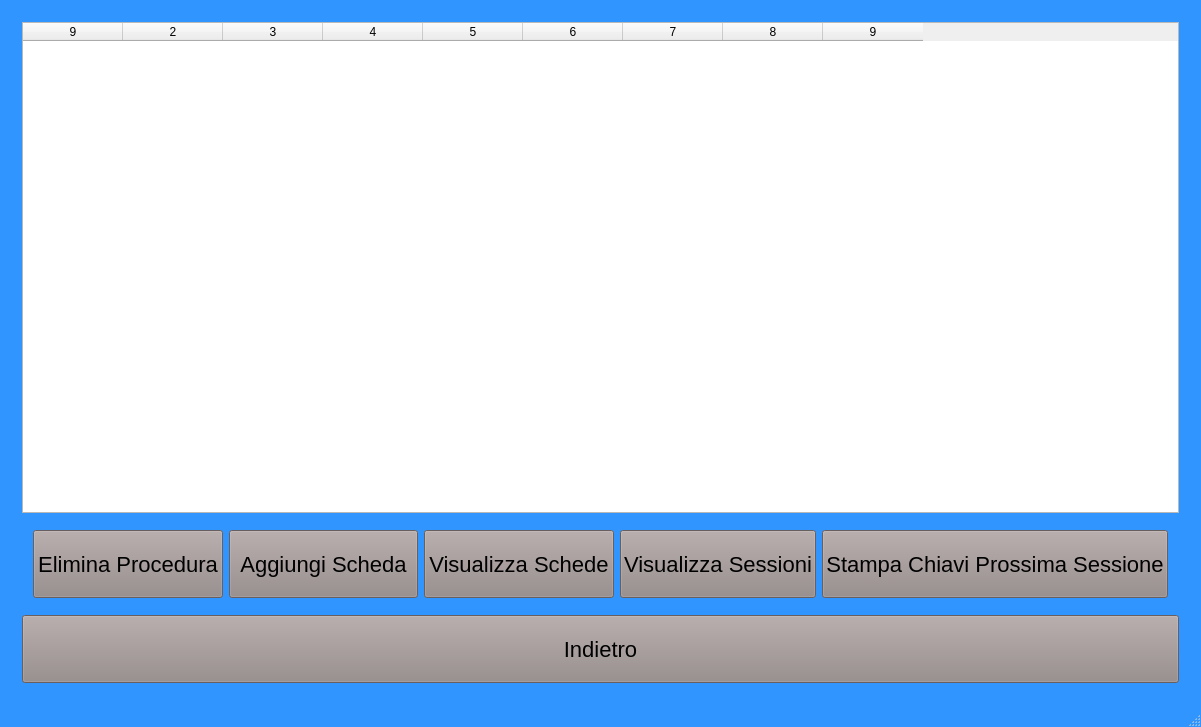
This is mainwindowtecnico.ui in giuseppedifatta/sistemaTecnico as Qt 5 draws it before an edit. The edited form follows.
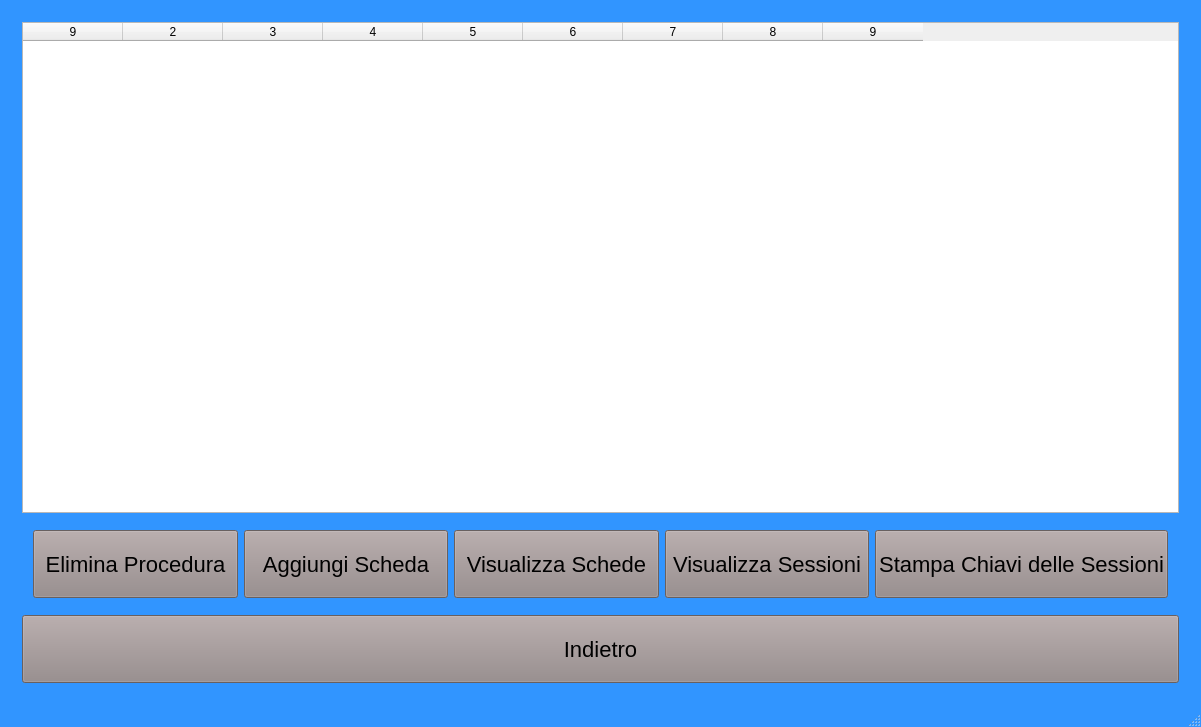
This is the edited form. The open tabs and pages were chosen to show the change.

Commit message: nulla, cambio schermata ui, mostrata sull'ide

The edit to the form file:
```diff
--- a/mainwindowtecnico.ui
+++ b/mainwindowtecnico.ui
@@ -716,7 +716,7 @@
            <item>
             <widget class="QPushButton" name="pushButton_printSessionKeys">
              <property name="text">
-              <string>Stampa Chiavi Prossima Sessione</string>
+              <string>Stampa Chiavi delle Sessioni</string>
              </property>
             </widget>
            </item>
```
Left out of the diff: 30 changed lines with no effect on the pictures.
